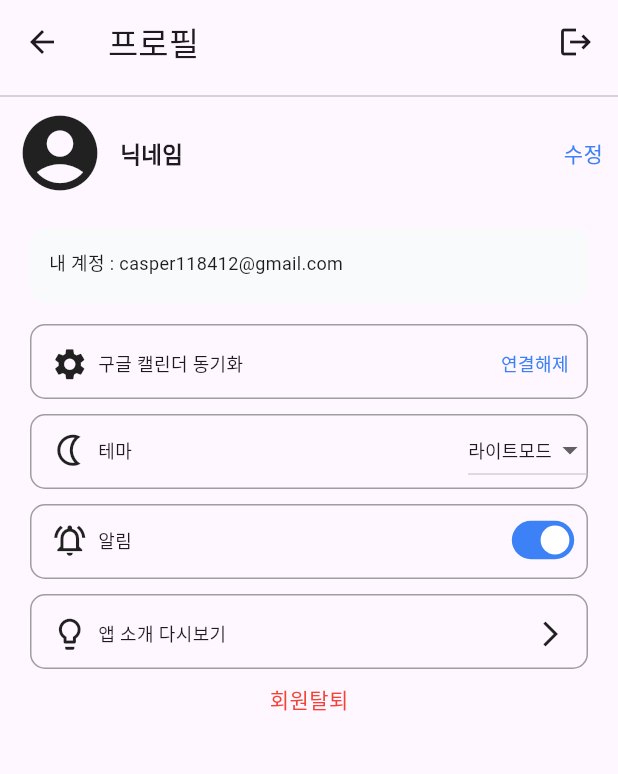
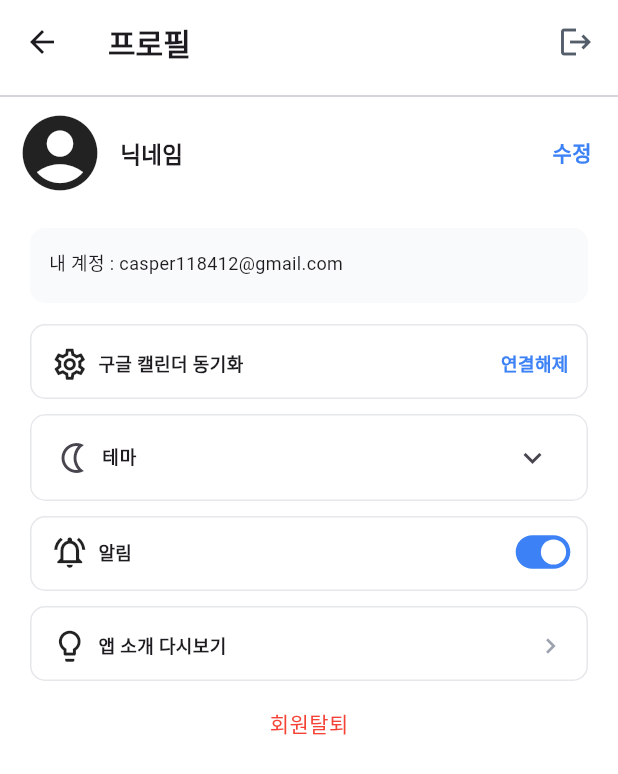
Before and after one commit to LIKELION-Android-BOOTCAMP-5th/FinalProject-DutyTable-ScheduleLab, a Flutter app: the _ProfileScreen screen opened directly, on a phone screen of 412 x 824 dp. Shown: the top 774 px of the screen. Run offline on Flutter 3.47's test engine with Material 3 defaults, Android fonts, the phone set to English and light mode, and no system bars; our stand-ins replace go_router, google_sign_in, supabase_flutter, table_calendar; accounts and stored records are empty; project files that could hold a hidden picture were left out.

Commit message:
Modify profile ui, theme toggle button

```diff
--- a/lib/core/router/app_router.dart
+++ b/lib/core/router/app_router.dart
@@ -14,7 +14,7 @@ import 'app_shell.dart';
 
 GoRouter createRouter(BuildContext context) {
   return GoRouter(
-    initialLocation: '/calendar/setting',
+    initialLocation: '/login',
     routes: [
       // 로그인
       GoRoute(path: '/login', builder: (_, __) => const LoginScreen()),
--- a/lib/features/profile/viewmodels/profile_viewmodel.dart
+++ b/lib/features/profile/viewmodels/profile_viewmodel.dart
@@ -13,23 +13,14 @@ class ProfileViewmodel extends ChangeNotifier {
   /// 테마 드롭다운 리스트
   List<String> themeList = ["라이트모드", "다크모드", "시스템모드"];
 
-  /// 드롭다운 기본값
-  late String dropdownValue = themeList.first;
-
-  /// 테마 선택된 값
-  String selectedTheme = '';
+  /// 사용자가 테마 선택
+  String selectedOption = "option1";
 
   /// 닉네임 수정
   final nicknameContoller = TextEditingController();
 
   /// 닉네임 기본값
   var nickname = "닉네임";
-
-  //테마 변경
-  void setTheme(String value) {
-    selectedTheme = value;
-    notifyListeners();
-  }
 
   //프로필 수정
   void setProfileEdit() {
@@ -49,14 +40,15 @@ class ProfileViewmodel extends ChangeNotifier {
     notifyListeners();
   }
 
-  // 테마 설정
-  void editTheme() {
-    notifyListeners();
-  }
-
   //알림 토글
   void activeAlram() {
     is_active = !is_active;
     notifyListeners();
   }
+
+  // 사용자가 테마 선택하면 업데이트
+  void updateThmem(value) {
+    selectedOption = value;
+    notifyListeners();
+  }
 }
--- a/lib/features/profile/views/profile_screen.dart
+++ b/lib/features/profile/views/profile_screen.dart
@@ -25,9 +25,13 @@ class _ProfileScreen extends StatelessWidget {
         return Scaffold(
           // 앱바
           appBar: AppBar(
+            backgroundColor: Colors.white,
             title: Row(
               children: [
-                const Text("프로필"),
+                const Text(
+                  "프로필",
+                  style: TextStyle(fontWeight: FontWeight.bold, fontSize: 20),
+                ),
                 Spacer(),
                 // 로그아웃 버튼
                 GestureDetector(
@@ -48,12 +52,14 @@ class _ProfileScreen extends StatelessWidget {
                       ),
                     );
                   },
-                  child: Icon(Icons.logout),
+                  child: Icon(Icons.logout, color: Color(0xFF545D6A)),
                 ),
               ],
             ),
           ),
-          body: SafeArea(
+          body: Container(
+            color: Colors.white,
+            child: SafeArea(
               child: Column(
                 children: [
                   Divider(),
@@ -122,8 +128,11 @@ class _ProfileScreen extends StatelessWidget {
                           viewModel.nickname = viewModel.nicknameContoller.text;
                         },
                         child: Text(
-                        (viewModel.is_edit) ? "  저장  " : "수정",
-                        style: TextStyle(color: Color(0xFF3C82F6)),
+                          (viewModel.is_edit) ? "  저장  " : "수정  ",
+                          style: TextStyle(
+                            color: Color(0xFF3C82F6),
+                            fontWeight: FontWeight.bold,
+                          ),
                         ),
                       ),
 
@@ -166,7 +175,7 @@ class _ProfileScreen extends StatelessWidget {
                   //구글 캘린더 동기화
                   Padding(padding: EdgeInsets.all(7)),
                   profileButton(
-                  icon: Icons.settings,
+                    icon: Icons.settings_outlined,
                     buttonText: "  구글 캘린더 동기화",
                     padding: 7.0,
                     addWidget: GestureDetector(
@@ -174,33 +183,53 @@ class _ProfileScreen extends StatelessWidget {
                         viewModel.googleSync();
                       },
                       child: Text(
-                      (viewModel.is_sync) ? "연결해제    " : "  연결    ",
-                      style: TextStyle(color: Color(0xFF3C82F6), fontSize: 12),
+                        (viewModel.is_sync) ? "연결해제    " : "   연결    ",
+                        style: TextStyle(
+                          color: Color(0xFF3C82F6),
+                          fontSize: 12,
+                          fontWeight: FontWeight.bold,
+                        ),
                       ),
                     ),
                   ),
                   Padding(padding: EdgeInsets.all(5)),
                   //테마
-                profileButton(
-                  icon: Icons.nightlight_outlined,
-                  buttonText: "  테마",
-                  padding: 0.0,
-                  addWidget: DropdownButton(
-                    items: viewModel.themeList.map<DropdownMenuItem<String>>((
-                      String value,
-                    ) {
-                      return DropdownMenuItem<String>(
-                        value: value,
-                        child: Text(value, style: TextStyle(fontSize: 12)),
+                  Padding(
+                    padding: const EdgeInsets.only(left: 20.0, right: 20.0),
+                    child: ExpansionTile(
+                      title: Row(
+                        children: [
+                          Icon(Icons.nightlight_outlined),
+                          Text(
+                            "  테마",
+                            style: TextStyle(
+                              fontSize: 12,
+                              fontWeight: FontWeight.bold,
+                            ),
+                          ),
+                        ],
+                      ),
+                      children: viewModel.themeList.map((option) {
+                        return RadioListTile<String>(
+                          title: Text(option, style: TextStyle(fontSize: 12)),
+                          value: option,
+                          groupValue: viewModel.selectedOption,
+                          onChanged: (String? value) {
+                            viewModel.updateThmem(value);
+                          },
                         );
                       }).toList(),
-                    onChanged: (String? value) {
-                      viewModel.dropdownValue = value!;
-                      viewModel.editTheme();
-                    },
-                    value: viewModel.dropdownValue,
+                      shape: RoundedRectangleBorder(
+                        side: BorderSide(color: Color(0xFFE5E7EB), width: 2.0),
+                        borderRadius: BorderRadius.circular(10.0),
+                      ),
+                      collapsedShape: RoundedRectangleBorder(
+                        side: BorderSide(color: Color(0xFFE5E7EB), width: 1.0),
+                        borderRadius: BorderRadius.circular(10.0),
                       ),
                     ),
+                  ),
+
                   Padding(padding: EdgeInsets.all(5)),
                   //알림
                   profileButton(
@@ -208,7 +237,7 @@ class _ProfileScreen extends StatelessWidget {
                     buttonText: "  알림",
                     padding: 0.0,
                     addWidget: Transform.scale(
-                    scale: 0.8,
+                      scale: 0.7,
                       child: Switch(
                         value: viewModel.is_active,
                         onChanged: (value) {
@@ -231,7 +260,11 @@ class _ProfileScreen extends StatelessWidget {
                       padding: 7.0,
                       addWidget: Padding(
                         padding: const EdgeInsets.only(right: 15.0),
-                      child: Icon(Icons.arrow_forward_ios, size: 20),
+                        child: Icon(
+                          Icons.keyboard_arrow_right,
+                          size: 20,
+                          color: Color(0xFF9CA3AF),
+                        ),
                       ),
                     ),
                   ),
@@ -274,9 +307,19 @@ class _ProfileScreen extends StatelessWidget {
                         ),
                       );
                     },
-                  child: Text("회원탈퇴", style: TextStyle(color: Colors.red)),
+                    child: Padding(
+                      padding: const EdgeInsets.all(8.0),
+                      child: Text(
+                        "회원탈퇴",
+                        style: TextStyle(
+                          color: Colors.red,
+                          // fontWeight: FontWeight.bold,
+                        ),
+                      ),
+                    ),
                   ),
                 ],
+              ),
             ),
           ),
         );
@@ -424,7 +467,7 @@ Widget profileButton({
               child: SizedBox(height: 50),
               decoration: BoxDecoration(
                 borderRadius: BorderRadius.circular(10),
-                border: Border.all(color: Colors.grey),
+                border: Border.all(color: Color(0xFFE5E7EB)),
               ),
             ),
             Column(
@@ -434,7 +477,13 @@ Widget profileButton({
                   children: [
                     Padding(padding: EdgeInsets.all(7)),
                     Icon(icon, size: 25),
-                    Text(buttonText, style: TextStyle(fontSize: 12)),
+                    Text(
+                      buttonText,
+                      style: TextStyle(
+                        fontSize: 12,
+                        fontWeight: FontWeight.bold,
+                      ),
+                    ),
                     Spacer(),
                     (addWidget == null) ? Container() : addWidget,
                   ],
@@ -448,3 +497,17 @@ Widget profileButton({
     ],
   );
 }
+
+OverlayEntry _customDropdown() {
+  return OverlayEntry(
+    builder: (context) => Positioned(
+      width: double.infinity,
+      child: Container(
+        width: double.infinity,
+        height: 20,
+        color: Colors.red,
+        child: Column(children: [Text("1"), Text("2"), Text("3")]),
+      ),
+    ),
+  );
+}
```
Also changed, not shown: pubspec.lock. Lines whose indentation alone changed are shown as unchanged.
